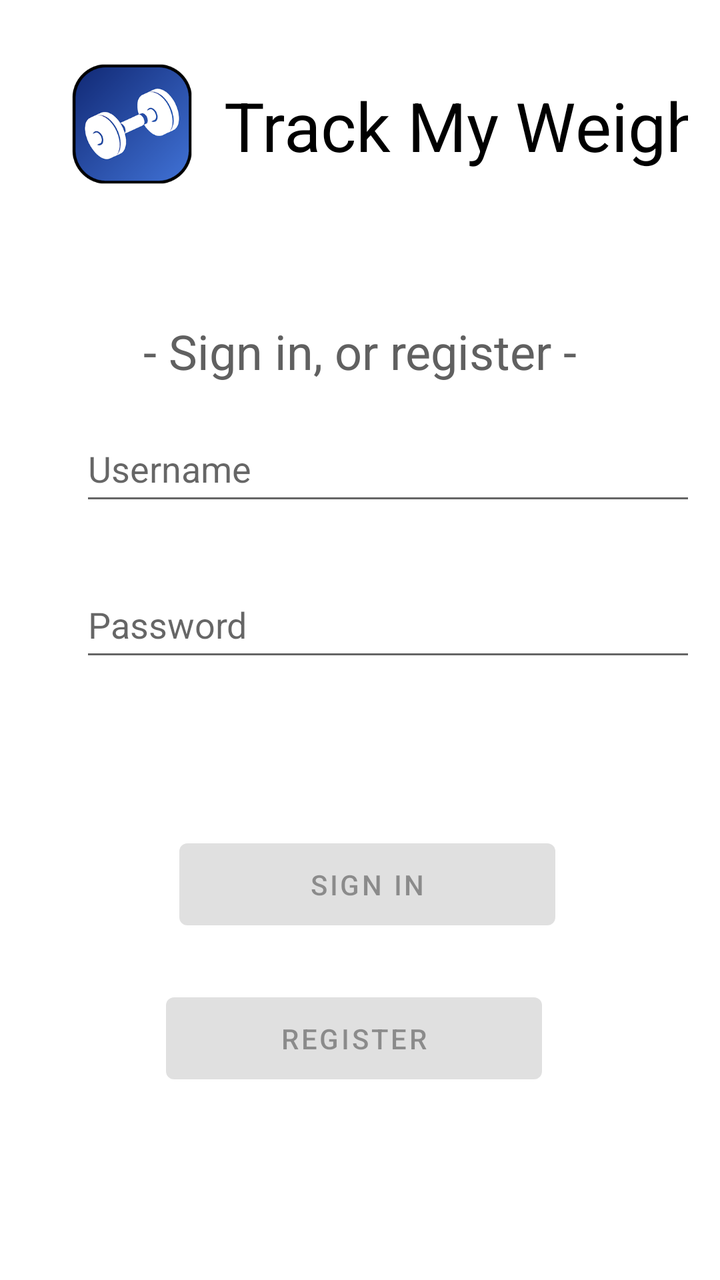
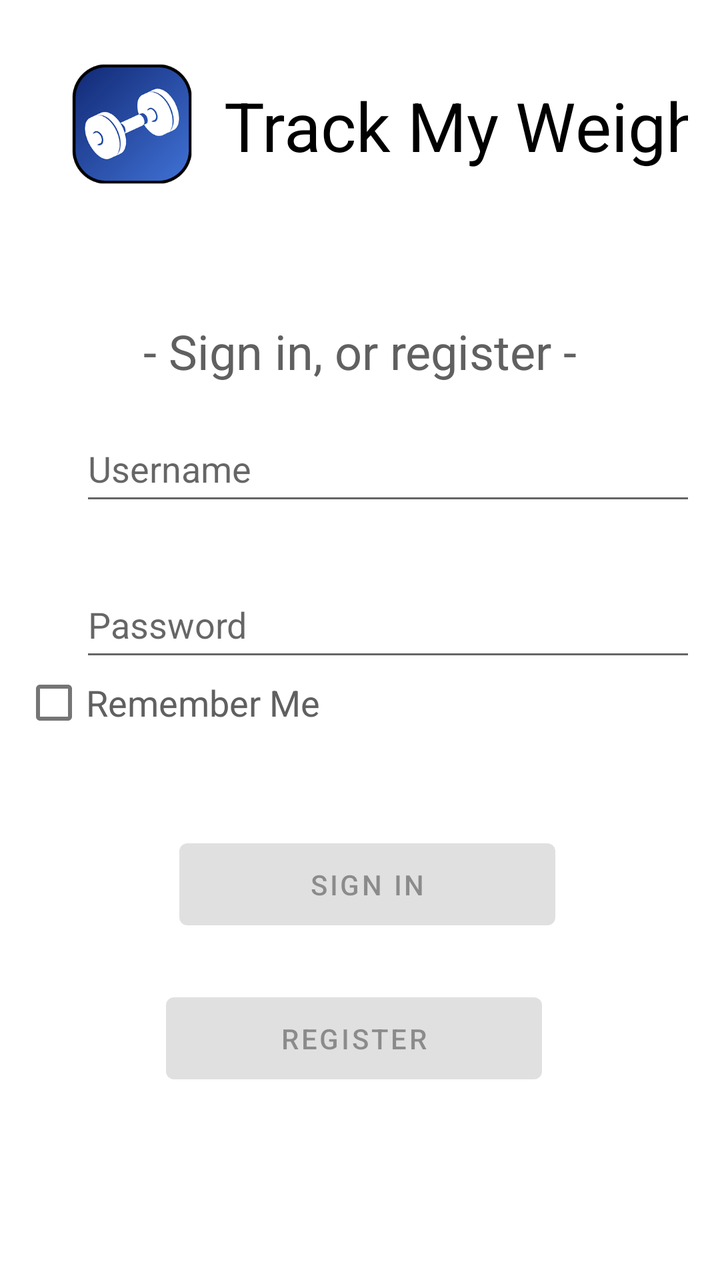

Compare the two renders of this Android layout. The source of the first and the diff that turns it into the second are given below.
<!-- AndroidManifest.xml: application theme Theme.Turco_Michael_Weight_Tracking -->
<!-- res/layout/fragment_login.xml -->
<?xml version="1.0" encoding="utf-8"?>
<androidx.constraintlayout.widget.ConstraintLayout xmlns:android="http://schemas.android.com/apk/res/android"
    xmlns:app="http://schemas.android.com/apk/res-auto"
    xmlns:tools="http://schemas.android.com/tools"
    android:id="@+id/container"
    android:layout_width="match_parent"
    android:layout_height="match_parent"
    android:paddingLeft="@dimen/fragment_horizontal_margin"
    android:paddingTop="@dimen/fragment_vertical_margin"
    android:paddingRight="@dimen/fragment_horizontal_margin"
    android:paddingBottom="@dimen/fragment_vertical_margin"
    tools:context=".ui.login.LoginFragment">

    <EditText
        android:id="@+id/username"
        android:layout_width="330dp"
        android:layout_height="50dp"
        android:layout_marginStart="24dp"
        android:layout_marginTop="16dp"
        android:layout_marginEnd="24dp"
        android:autofillHints="@string/prompt_username"
        android:hint="@string/prompt_username"
        android:inputType="textNoSuggestions"
        android:selectAllOnFocus="true"
        app:layout_constraintEnd_toEndOf="parent"
        app:layout_constraintHorizontal_bias="0.0"
        app:layout_constraintStart_toStartOf="parent"
        app:layout_constraintTop_toBottomOf="@+id/textView2" />

    <EditText
        android:id="@+id/password"
        android:layout_width="330dp"
        android:layout_height="50dp"
        android:layout_marginStart="24dp"
        android:layout_marginTop="28dp"
        android:layout_marginEnd="24dp"
        android:autofillHints="@string/prompt_password"
        android:hint="@string/prompt_password"
        android:imeActionLabel="@string/action_sign_in_short"
        android:imeOptions="actionDone"
        android:inputType="textPassword"
        android:selectAllOnFocus="true"
        app:layout_constraintEnd_toEndOf="parent"
        app:layout_constraintHorizontal_bias="0.0"
        app:layout_constraintStart_toStartOf="parent"
        app:layout_constraintTop_toBottomOf="@+id/username" />

    <Button
        android:id="@+id/login_sign_in"
        android:layout_width="188dp"
        android:layout_height="53dp"
        android:layout_gravity="start"
        android:layout_marginStart="100dp"
        android:layout_marginTop="80dp"
        android:layout_marginEnd="100dp"
        android:enabled="false"
        android:text="@string/action_sign_in_short"
        app:layout_constraintEnd_toEndOf="parent"
        app:layout_constraintHorizontal_bias="0.444"
        app:layout_constraintStart_toStartOf="parent"
        app:layout_constraintTop_toBottomOf="@+id/password" />

    <Button
        android:id="@+id/login_register"
        android:layout_width="188dp"
        android:layout_height="53dp"
        android:layout_gravity="start"
        android:layout_marginStart="100dp"
        android:layout_marginTop="24dp"
        android:layout_marginEnd="100dp"
        android:enabled="false"
        android:text="@string/action_register_short"
        app:layout_constraintEnd_toEndOf="parent"
        app:layout_constraintHorizontal_bias="0.555"
        app:layout_constraintStart_toStartOf="parent"
        app:layout_constraintTop_toBottomOf="@+id/login_sign_in" />

    <ProgressBar
        android:id="@+id/loading"
        android:layout_width="wrap_content"
        android:layout_height="wrap_content"
        android:layout_gravity="center"
        android:layout_marginStart="32dp"
        android:layout_marginTop="64dp"
        android:layout_marginEnd="32dp"
        android:layout_marginBottom="64dp"
        android:visibility="gone"
        app:layout_constraintBottom_toBottomOf="parent"
        app:layout_constraintEnd_toEndOf="@+id/password"
        app:layout_constraintStart_toStartOf="@+id/password"
        app:layout_constraintTop_toTopOf="parent"
        app:layout_constraintVertical_bias="0.3" />

    <ImageView
        android:id="@+id/imageView"
        android:layout_width="60dp"
        android:layout_height="60dp"
        android:layout_marginStart="20dp"
        android:layout_marginTop="16dp"
        android:src="@drawable/app_icon_rounded_256"
        app:layout_constraintStart_toStartOf="parent"
        app:layout_constraintTop_toTopOf="parent" />

    <TextView
        android:id="@+id/textView"
        android:layout_width="wrap_content"
        android:layout_height="wrap_content"
        android:layout_marginStart="16dp"
        android:layout_marginTop="24dp"
        android:layout_marginEnd="49dp"
        android:layout_marginBottom="74dp"
        android:text="@string/app_name"
        android:textColor="@color/black"
        android:textSize="34sp"
        app:layout_constraintBottom_toTopOf="@+id/textView2"
        app:layout_constraintEnd_toEndOf="parent"
        app:layout_constraintHorizontal_bias="0.0"
        app:layout_constraintStart_toEndOf="@+id/imageView"
        app:layout_constraintTop_toTopOf="parent" />

    <TextView
        android:id="@+id/textView2"
        android:layout_width="wrap_content"
        android:layout_height="wrap_content"
        android:layout_marginStart="50dp"
        android:layout_marginTop="40dp"
        android:layout_marginEnd="50dp"
        android:layout_marginBottom="48dp"
        android:text="@string/action_sign_in"
        android:textColor="@color/dark_gray"
        android:textSize="24sp"
        app:layout_constraintBottom_toTopOf="@+id/username"
        app:layout_constraintEnd_toEndOf="parent"
        app:layout_constraintStart_toStartOf="parent"
        app:layout_constraintTop_toBottomOf="@+id/imageView"
        app:layout_constraintVertical_bias="1.0" />

</androidx.constraintlayout.widget.ConstraintLayout>
<!-- resources referenced by this layout -->
<resources>
  <color name="black">#FF000000</color>
  <color name="dark_gray">#606060</color>
  <dimen name="fragment_horizontal_margin">16dp</dimen>
  <dimen name="fragment_vertical_margin">16dp</dimen>
  <!-- drawable app_icon_rounded_256: png bitmap (drawable, 33590 bytes) -->
  <string name="action_register_short">Register</string>
  <string name="action_sign_in">- Sign in, or register -</string>
  <string name="action_sign_in_short">Sign in</string>
  <string name="app_name">Track My Weight</string>
  <string name="prompt_password">Password</string>
  <string name="prompt_username">Username</string>
  <style name="Theme.Turco_Michael_Weight_Tracking" parent="Theme.MaterialComponents.DayNight.DarkActionBar">
          
          <item name="colorPrimary">@color/blue_500</item>
          <item name="colorPrimaryVariant">@color/blue_700</item>
          <item name="colorOnPrimary">@color/white</item>
          
          <item name="colorSecondary">@color/teal_200</item>
          <item name="colorSecondaryVariant">@color/teal_700</item>
          <item name="colorOnSecondary">@color/black</item>
          
          <item name="android:statusBarColor">?attr/colorPrimaryVariant</item>
          
      </style>
  <color name="blue_500">#0077EE</color>
  <color name="blue_700">#0042B3</color>
  <color name="white">#FFFFFFFF</color>
  <color name="teal_200">#FF03DAC5</color>
  <color name="teal_700">#FF018786</color>
</resources>

<!-- the commit's change to res/layout/fragment_login.xml (unified diff, before → after) -->
@@ -25,7 +25,7 @@
         app:layout_constraintEnd_toEndOf="parent"
         app:layout_constraintHorizontal_bias="0.0"
         app:layout_constraintStart_toStartOf="parent"
-        app:layout_constraintTop_toBottomOf="@+id/textView2" />
+        app:layout_constraintTop_toBottomOf="@+id/sign_in_description" />
 
     <EditText
         android:id="@+id/password"
@@ -92,7 +92,7 @@
         app:layout_constraintVertical_bias="0.3" />
 
     <ImageView
-        android:id="@+id/imageView"
+        android:id="@+id/app_icon"
         android:layout_width="60dp"
         android:layout_height="60dp"
         android:layout_marginStart="20dp"
@@ -102,7 +102,7 @@
         app:layout_constraintTop_toTopOf="parent" />
 
     <TextView
-        android:id="@+id/textView"
+        android:id="@+id/app_name"
         android:layout_width="wrap_content"
         android:layout_height="wrap_content"
         android:layout_marginStart="16dp"
@@ -112,14 +112,14 @@
         android:text="@string/app_name"
         android:textColor="@color/black"
         android:textSize="34sp"
-        app:layout_constraintBottom_toTopOf="@+id/textView2"
+        app:layout_constraintBottom_toTopOf="@+id/sign_in_description"
         app:layout_constraintEnd_toEndOf="parent"
         app:layout_constraintHorizontal_bias="0.0"
-        app:layout_constraintStart_toEndOf="@+id/imageView"
+        app:layout_constraintStart_toEndOf="@+id/app_icon"
         app:layout_constraintTop_toTopOf="parent" />
 
     <TextView
-        android:id="@+id/textView2"
+        android:id="@+id/sign_in_description"
         android:layout_width="wrap_content"
         android:layout_height="wrap_content"
         android:layout_marginStart="50dp"
@@ -132,7 +132,23 @@
         app:layout_constraintBottom_toTopOf="@+id/username"
         app:layout_constraintEnd_toEndOf="parent"
         app:layout_constraintStart_toStartOf="parent"
-        app:layout_constraintTop_toBottomOf="@+id/imageView"
+        app:layout_constraintTop_toBottomOf="@+id/app_icon"
         app:layout_constraintVertical_bias="1.0" />
 
+    <CheckBox
+        android:id="@+id/remember_me"
+        android:layout_width="wrap_content"
+        android:layout_height="wrap_content"
+        android:layout_marginStart="24dp"
+        android:layout_marginTop="-20dp"
+        android:layout_marginEnd="214dp"
+        android:layout_marginBottom="29dp"
+        android:text="@string/remember_me"
+        android:textColor="@color/dark_gray"
+        android:textSize="18sp"
+        app:layout_constraintBottom_toTopOf="@+id/login_sign_in"
+        app:layout_constraintEnd_toEndOf="parent"
+        app:layout_constraintStart_toStartOf="parent"
+        app:layout_constraintTop_toBottomOf="@+id/password" />
+
 </androidx.constraintlayout.widget.ConstraintLayout>
<!-- resource entries referenced after the edit -->
@@ -11,6 +11,7 @@
   <string name="app_name">Track My Weight</string>
   <string name="prompt_password">Password</string>
   <string name="prompt_username">Username</string>
+  <string name="remember_me">Remember Me</string>
   <style name="Theme.Turco_Michael_Weight_Tracking" parent="Theme.MaterialComponents.DayNight.DarkActionBar">
           
           <item name="colorPrimary">@color/blue_500</item>
